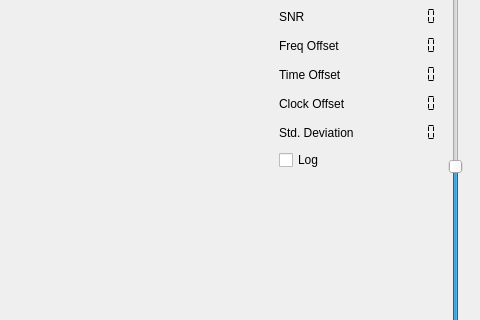
Old version of the form viewers/spectrum-viewer/scopewidget.ui in the repository tomneda/qt-dab; both pictures show x 638 to 1118 and y 515 to 835 of the 1118 by 917 pixel window.
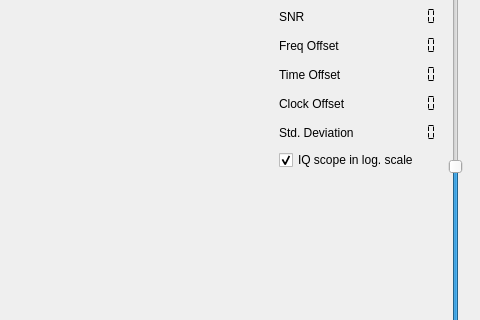
New version of the form. Custom widgets are drawn as their Qt base class.

Commit message: Set logarithmic IQ scope as default

The edit to the form file:
```diff
--- a/viewers/spectrum-viewer/scopewidget.ui
+++ b/viewers/spectrum-viewer/scopewidget.ui
@@ -237,10 +237,13 @@
            </property>
           </widget>
          </item>
-         <item row="7" column="0">
+         <item row="7" column="0" colspan="2">
           <widget class="QCheckBox" name="cbLogIqScope">
            <property name="text">
-            <string>Log</string>
+            <string>IQ scope in log. scale</string>
+           </property>
+           <property name="checked">
+            <bool>true</bool>
            </property>
           </widget>
          </item>
```
